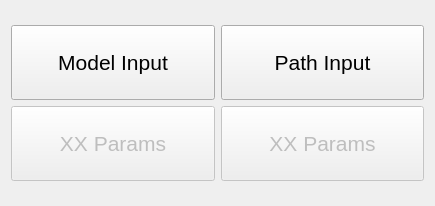
The window that framefab_gui/src/uis/params_submenu.ui (yijiangh/choreo) describes before a commit, drawn with Qt 5.
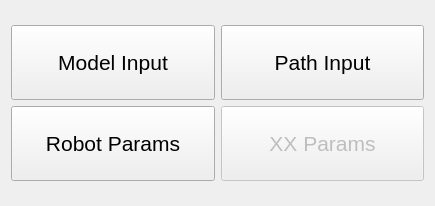
The same window after the commit.

Diff of the .ui file:
```diff
--- a/framefab_gui/src/uis/params_submenu.ui
+++ b/framefab_gui/src/uis/params_submenu.ui
@@ -40,7 +40,7 @@
      <item row="1" column="0">
       <widget class="QPushButton" name="pushButtonPathPlanningOptions">
        <property name="enabled">
-        <bool>false</bool>
+        <bool>true</bool>
        </property>
        <property name="minimumSize">
         <size>
@@ -54,7 +54,7 @@
         </font>
        </property>
        <property name="text">
-        <string>XX Params</string>
+        <string>Robot Params</string>
        </property>
       </widget>
      </item>
```
Left out of the diff: 2 changed lines with no effect on the pictures.
